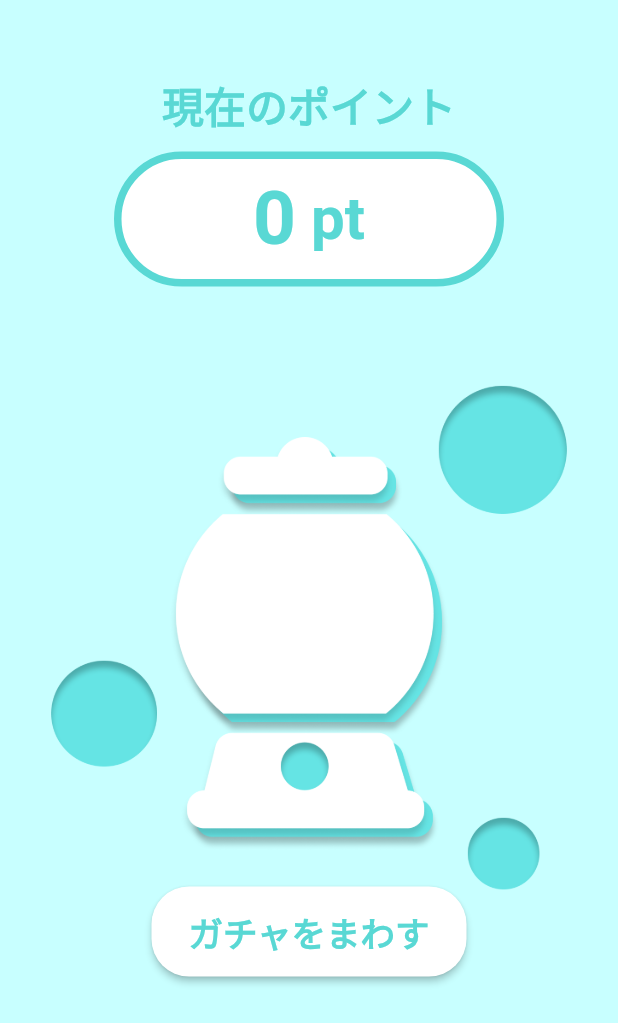
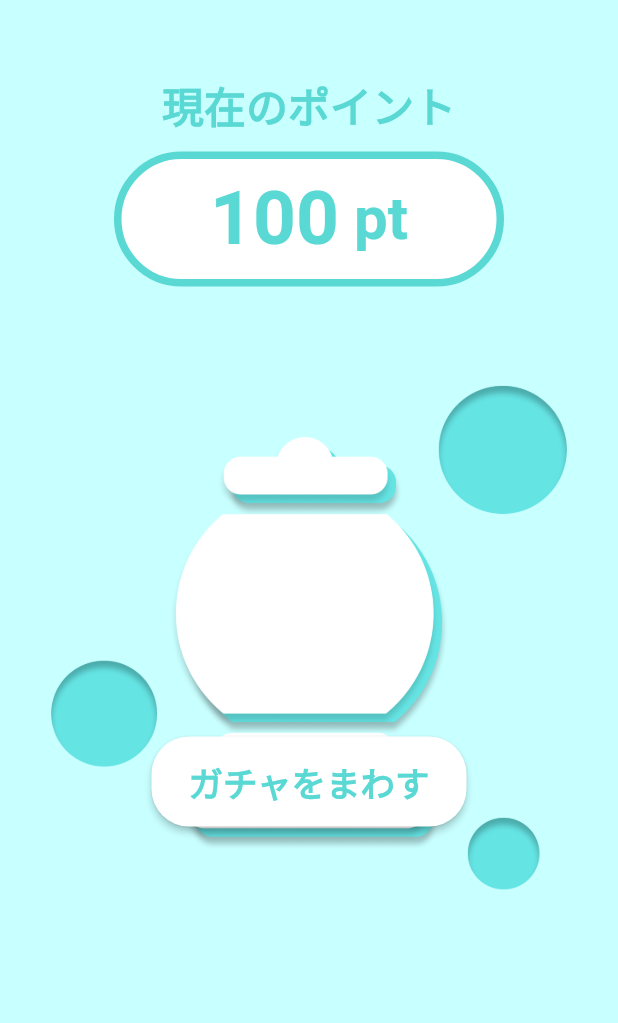
Before and after one commit to Jin2003/kishoutenketsu_rta, a Flutter app: the GatchaPage screen opened directly, after a tap on "ガチャをまわす", on a phone screen of 412 x 824 dp. Shown: the top 1023 px of the screen. Run offline on Flutter 3.47's test engine with Material 2 defaults, Android fonts, the phone set to English and light mode, and no system bars; our stand-ins replace curved_navigation_bar, google_fonts, sqflite; accounts and stored records are empty.

Commit message:
なんか色々！

```diff
--- /dev/null
+++ b/lib/logic/database_helper.dart
@@ -0,0 +1,118 @@
+import 'package:sqflite/sqflite.dart';
+import 'package:path/path.dart';
+import 'package:path_provider/path_provider.dart';
+import 'dart:async';
+import 'dart:io';
+
+class DatabaseHelper {
+  static final DatabaseHelper _instance = DatabaseHelper.internal();
+
+  factory DatabaseHelper() => _instance;
+
+  Database? _db;
+
+  Future<Database> get db async {
+    _db ??= await initializeDatabase();
+    return _db!;
+  }
+
+  DatabaseHelper.internal();
+
+  Future<Database> initializeDatabase() async {
+    Directory documentsDirectory = await getApplicationDocumentsDirectory();
+    String path = join(documentsDirectory.path, "mydatabase.db");
+    var db = await openDatabase(path,
+        version: 1, onCreate: _onCreate, onOpen: _onOpen);
+    return db;
+  }
+
+  Future<void> _onCreate(Database db, int version) async {
+    await db.execute(
+        'CREATE TABLE IF NOT EXISTS user (point INTEGER, selected_item_id INTEGER)');
+    //timesテーブルがなければ作成
+    await db.execute(
+        'CREATE TABLE IF NOT EXISTS times (time_id INTEGER PRIMARY KEY AUTOINCREMENT, time_record INTEGER, time_datetime TEXT)');
+    //itemsテーブルがなければ作成
+    await db.execute(
+        'CREATE TABLE IF NOT EXISTS items (item_id INTEGER, item_name TEXT, item_file_name TEXT, has_Item INTEGER)');
+    //NFCテーブルがなければ作成
+    await db.execute('CREATE TABLE IF NOT EXISTS nfc (nfc_id INTEGER)');
+  }
+
+  Future<void> _onOpen(Database db) async {
+    //[デバッグ用]テーブルを削除
+    await db.execute('DROP TABLE user');
+    await db.execute('DROP TABLE times');
+    await db.execute('DROP TABLE items');
+    await db.execute('DROP TABLE nfc');
+
+    //userテーブルがなければ作成
+    await db.execute(
+        'CREATE TABLE IF NOT EXISTS user (point INTEGER, selected_item_id INTEGER)');
+    //timesテーブルがなければ作成
+    await db.execute(
+        'CREATE TABLE IF NOT EXISTS times (time_id INTEGER PRIMARY KEY AUTOINCREMENT, time_record INTEGER, time_datetime TEXT)');
+    //itemsテーブルがなければ作成
+    await db.execute(
+        'CREATE TABLE IF NOT EXISTS items (item_id INTEGER, item_name TEXT, item_file_name TEXT, has_Item INTEGER)');
+    //NFCテーブルがなければ作成
+    await db.execute('CREATE TABLE IF NOT EXISTS nfc (nfc_id INTEGER)');
+    //userテーブルの行数を取得
+    var count =
+        Sqflite.firstIntValue(await db.rawQuery('SELECT COUNT(*) FROM user'));
+    //userテーブルを初期化
+    if (count == 0) {
+      await db.execute(
+          'INSERT INTO user (point, selected_item_id) VALUES (?, ?)', [100, 0]);
+    }
+
+    var count1 =
+        Sqflite.firstIntValue(await db.rawQuery('SELECT COUNT(*) FROM times'));
+    if (count1 == 0) {
+      await db.execute(
+          'INSERT INTO times (time_record, time_datetime) VALUES (?, ?)',
+          [123, '23.04/25']);
+      await db.execute(
+          'INSERT INTO times (time_record, time_datetime) VALUES (?, ?), (?, ?), (?, ?), (?, ?), (?, ?), (?, ?), (?, ?), (?, ?)',
+          [
+            51,
+            '23.03/25',
+            58,
+            '23.02/02',
+            44,
+            '23.08/05',
+            60,
+            '23.04/18',
+            130,
+            '23.11/26',
+            120,
+            '23.04/15',
+            69,
+            '23.12/31',
+            71,
+            '23.01/01',
+          ]);
+    }
+    //デバッグ用のデータを挿入
+    //timesテーブルを初期化
+  }
+
+  // Future<void> _onCreate(Database db, int version) async {
+  //   //userテーブルがなければ作成
+  //   await db.execute(
+  //       'CREATE TABLE IF NOT EXISTS user (point INTEGER, selected_item_id INTEGER)');
+  //   //timesテーブルがなければ作成
+  //   await db.execute(
+  //       'CREATE TABLE IF NOT EXISTS times (time_record INTEGER, time_datetime TEXT)');
+  //   //userテーブルの行数を取得
+  //   var count =
+  //       Sqflite.firstIntValue(await db.rawQuery('SELECT COUNT(*) FROM user'));
+  //   //userテーブルを初期化
+  //   if (count == 0) {
+  //     await db.execute(
+  //         'INSERT INTO user (point, selected_item_id) VALUES (?, ?)', [0, 0]);
+  //   }
+  // }
+
+  // Future<void> _onOpen(Database db) async {}
+}
--- a/lib/view/pages/components/elevate_button.dart
+++ b/lib/view/pages/components/elevate_button.dart
@@ -54,7 +54,7 @@ class ElevateButton extends StatelessWidget {
           backgroundColor: Constant.white,
           elevation: 5,
           shape: RoundedRectangleBorder(
-            borderRadius: BorderRadius.circular(shape!),
+            borderRadius: BorderRadius.circular(shape),
           ),
         ),
         onPressed: () {
--- a/lib/view/pages/gatcha_page.dart
+++ b/lib/view/pages/gatcha_page.dart
@@ -4,6 +4,7 @@ import 'package:flutter/src/widgets/framework.dart';
 import 'package:kishoutenketsu_rta/view/pages/components/custom_text_blue.dart';
 import 'package:kishoutenketsu_rta/view/pages/components/elevate_button.dart';
 import 'package:kishoutenketsu_rta/view/pages/components/outline_button.dart';
+import '../../logic/database_helper.dart';
 
 import '../constant.dart';
 
@@ -15,8 +16,27 @@ class GatchaPage extends StatefulWidget {
 }
 
 class _GatchaPageState extends State<GatchaPage> {
-  // point
-  String _point = '0';
+  //現在のポイント
+  int _point = 10;
+
+  @override
+  void initState() {
+    super.initState();
+    _loadPoint();
+  }
+
+  //_pointを取得し、画面を更新する関数
+  Future<void> _loadPoint() async {
+    final db = await DatabaseHelper().db;
+    //userテーブルからpointカラムを取得
+    final point = await db.rawQuery('SELECT * FROM user');
+    setState(() {
+      _point = point[0]['point'] as int;
+    });
+  }
+
+  //デバッグ用の_point
+  // int _point = 100;
   @override
   Widget build(BuildContext context) {
     return Scaffold(
@@ -53,7 +73,7 @@ class _GatchaPageState extends State<GatchaPage> {
                   children: [
                     Text(
                       textAlign: TextAlign.center,
-                      _point,
+                      _point.toString(),
                       style: TextStyle(
                         fontSize: 50,
                         fontWeight: FontWeight.bold,
@@ -78,7 +98,9 @@ class _GatchaPageState extends State<GatchaPage> {
 
               //ElevateButton(title: 'ガチャをまわす'),
               SizedBox(
-                height: 400,
+                //デバッグ用に300にしている
+                // height: 400,
+                height: 300,
                 width: 1,
               ),
               //OutlineButton(title: 'e', width: 10, height: 10, fontsize: 10, shape: 10)
@@ -93,7 +115,14 @@ class _GatchaPageState extends State<GatchaPage> {
                       borderRadius: BorderRadius.circular(25),
                     ),
                   ),
-                  onPressed: () {},
+                  onPressed: () async {
+                    final db = await DatabaseHelper().db;
+                    if (_point < 10) {
+                      return;
+                    }
+                    await db.rawQuery('UPDATE user SET point = point - 10');
+                    _loadPoint();
+                  },
                   child: CustomTextBlue(
                     text: 'ガチャをまわす',
                     fontSize: 23,
--- a/lib/view/pages/start_page.dart
+++ b/lib/view/pages/start_page.dart
@@ -28,7 +28,7 @@ class _StartPageState extends State<StartPage> {
   @override
   Widget build(BuildContext context) {
     // nfcが登録されてるか確認  false==登録なし
-    bool nfc_state = true;
+    bool nfc_state = false;
 
     if (nfc_state == true) {
       // 登録があった場合
```
Also changed, not shown: lib/logic/db_helper.dart (deleted, +0 -32 lines), lib/view/pages/lanking_page.dart (+38 -5 lines), lib/view/pages/nfc_setting_page.dart (+119 -15 lines).
